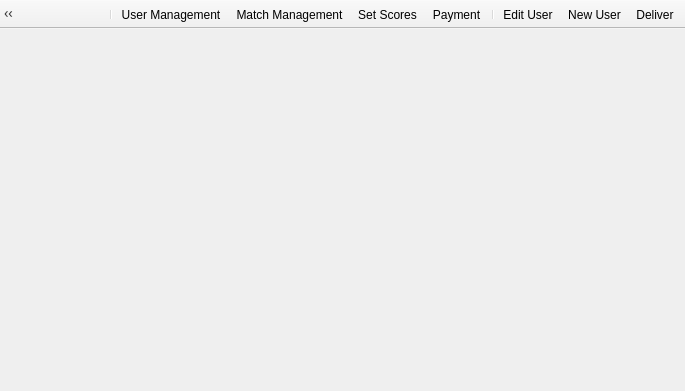
Above: Client/reghaabat/mainwindow.ui from nournia/ketabkhaane before the change. Below: the same form after it.
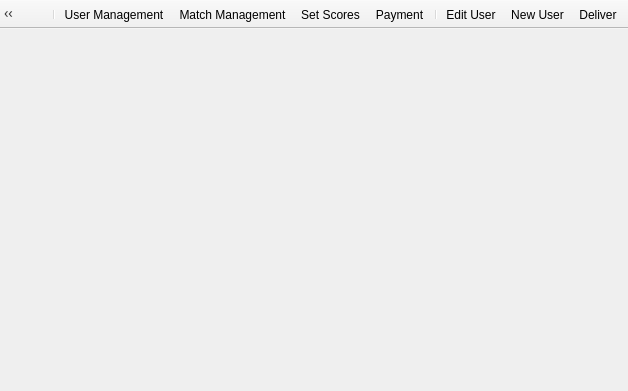
That is the form after the change. Icons and pictures are not drawn.

Commit message:
add logout button to statusbar
fix setscore image

What changed in the file:
```diff
--- a/Client/reghaabat/mainwindow.ui
+++ b/Client/reghaabat/mainwindow.ui
@@ -6,7 +6,7 @@
    <rect>
     <x>0</x>
     <y>0</y>
-    <width>685</width>
+    <width>628</width>
     <height>391</height>
    </rect>
   </property>
@@ -74,7 +74,6 @@
    <addaction name="actionOptions"/>
    <addaction name="separator"/>
    <addaction name="actionChangePassword"/>
-   <addaction name="actionLogout"/>
    <addaction name="actionLogin"/>
   </widget>
   <action name="actionSync">
```
Left out of the diff: 2 changed lines with no effect on the pictures. The commit also changes 2 other files.
